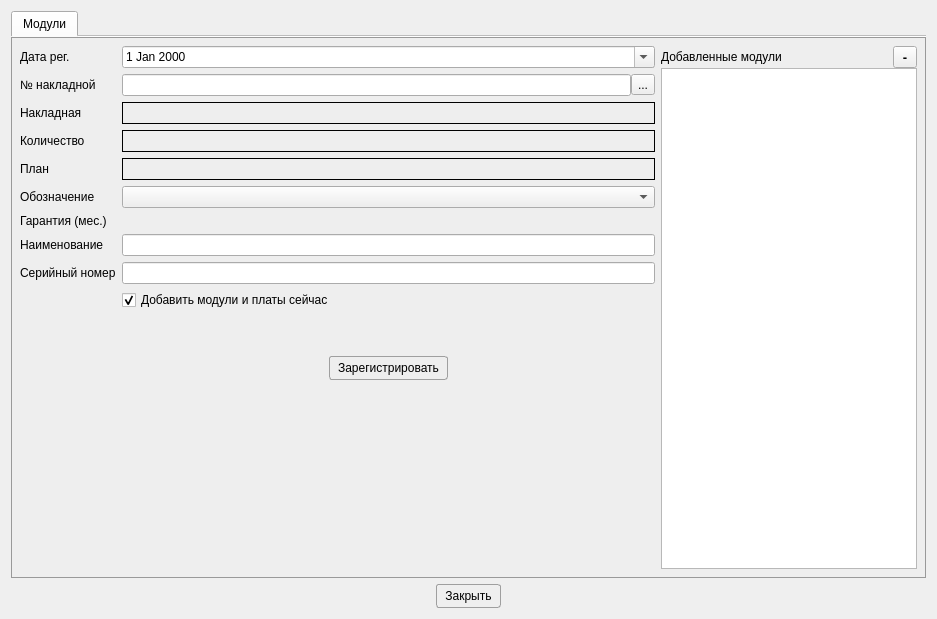
AlexeyScherbakov2021/Remont2, file Remont/createmodwindow.ui: the form before one commit.
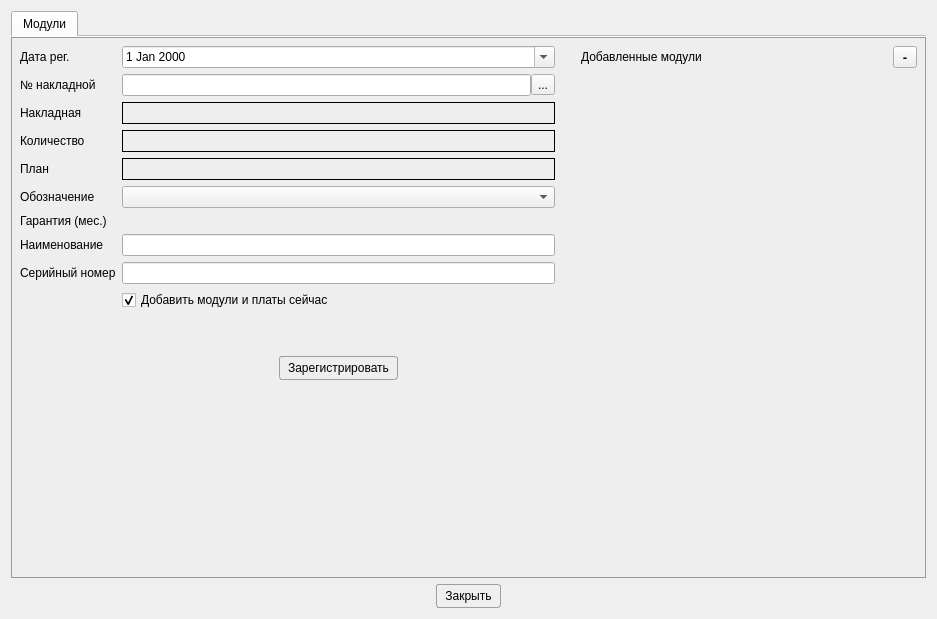
The form after the commit. Icons and pictures are not drawn. Custom widgets are drawn as their Qt base class.

Diff of the .ui file:
```diff
--- a/Remont/createmodwindow.ui
+++ b/Remont/createmodwindow.ui
@@ -90,7 +90,7 @@
       </attribute>
       <layout class="QVBoxLayout" name="verticalLayout_5">
        <item>
-        <layout class="QHBoxLayout" name="horizontalLayout_7" stretch="1,0">
+        <layout class="QHBoxLayout" name="horizontalLayout_7" stretch="3,2">
          <item>
           <layout class="QVBoxLayout" name="verticalLayout_2">
            <item>
@@ -333,6 +333,9 @@
            <property name="spacing">
             <number>0</number>
            </property>
+           <property name="leftMargin">
+            <number>20</number>
+           </property>
            <item>
             <layout class="QHBoxLayout" name="horizontalLayout_3">
              <item>
@@ -368,15 +371,13 @@
             </layout>
            </item>
            <item>
-            <widget class="QTreeWidget" name="twModul">
-             <attribute name="headerVisible">
-              <bool>false</bool>
-             </attribute>
-             <column>
-              <property name="text">
-               <string/>
-              </property>
-             </column>
+            <widget class="TreeItemsForm" name="wTree" native="true">
+             <property name="sizePolicy">
+              <sizepolicy hsizetype="Preferred" vsizetype="Expanding">
+               <horstretch>0</horstretch>
+               <verstretch>0</verstretch>
+              </sizepolicy>
+             </property>
             </widget>
            </item>
           </layout>
@@ -415,6 +416,14 @@
    </item>
   </layout>
  </widget>
+ <customwidgets>
+  <customwidget>
+   <class>TreeItemsForm</class>
+   <extends>QWidget</extends>
+   <header>treeitemsform.h</header>
+   <container>1</container>
+  </customwidget>
+ </customwidgets>
  <tabstops>
   <tabstop>tbDeleteModul</tabstop>
   <tabstop>pbClose</tabstop>
```
Left out of the diff: 1 changed line with no effect on the pictures.
